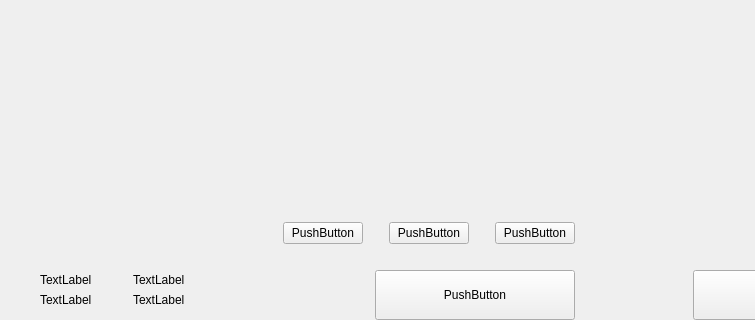
dogecash/dogecash-old, file src/qt/dogecash/forms/send.ui: the form before one commit; both pictures show x 0 to 755 and y 380 to 700 of the 893 by 700 pixel window.
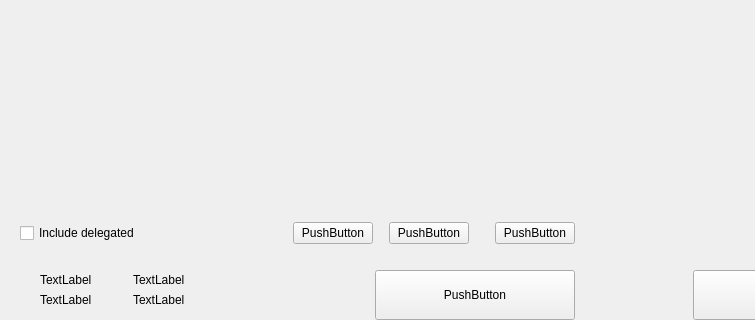
The form after the commit. Custom widgets are drawn as their Qt base class.

Commit message: [GUI] Send Cold Stake Delegations

Diff of the .ui file:
```diff
--- a/src/qt/dogecash/forms/send.ui
+++ b/src/qt/dogecash/forms/send.ui
@@ -360,9 +360,22 @@
           <property name="spacing">
            <number>6</number>
           </property>
+          <property name="leftMargin">
+           <number>20</number>
+          </property>
           <property name="rightMargin">
            <number>20</number>
           </property>
+          <item>
+           <widget class="QCheckBox" name="checkBoxDelegations">
+            <property name="layoutDirection">
+             <enum>Qt::LeftToRight</enum>
+            </property>
+            <property name="text">
+             <string>Include delegated</string>
+            </property>
+           </widget>
+          </item>
           <item>
            <spacer name="horizontalSpacer_4">
             <property name="orientation">
@@ -370,7 +383,7 @@
             </property>
             <property name="sizeHint" stdset="0">
              <size>
-              <width>40</width>
+              <width>10</width>
               <height>20</height>
              </size>
             </property>
@@ -393,7 +406,7 @@
             </property>
             <property name="sizeHint" stdset="0">
              <size>
-              <width>20</width>
+              <width>10</width>
               <height>20</height>
              </size>
             </property>
```
The commit also changes 12 other files.
